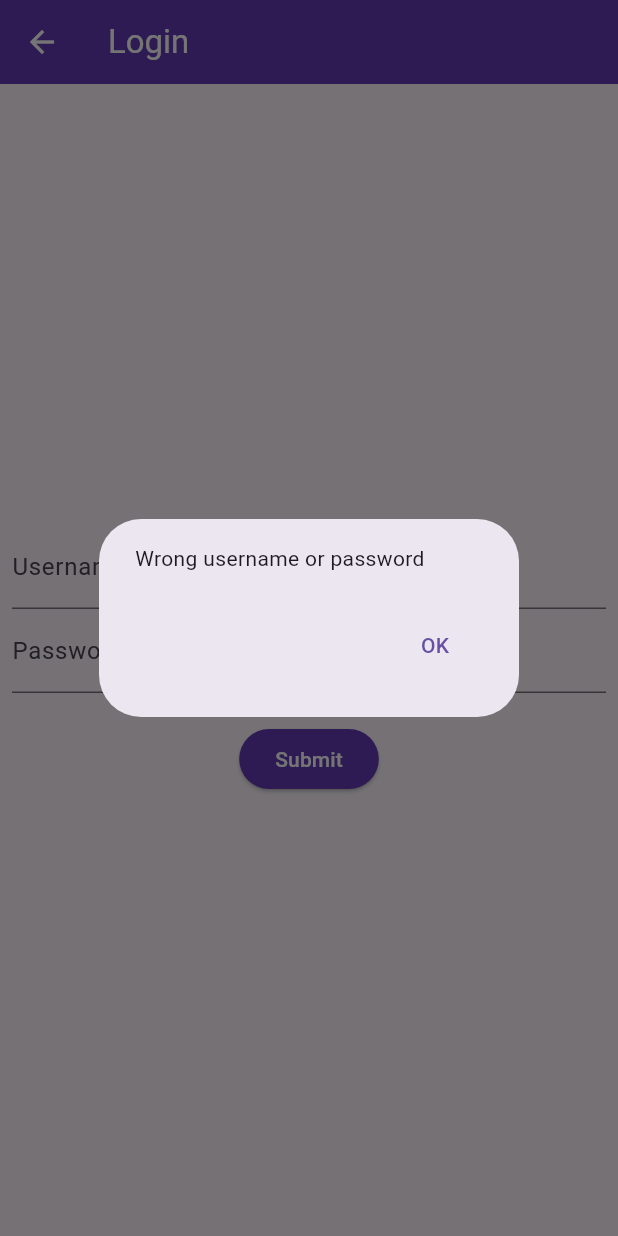
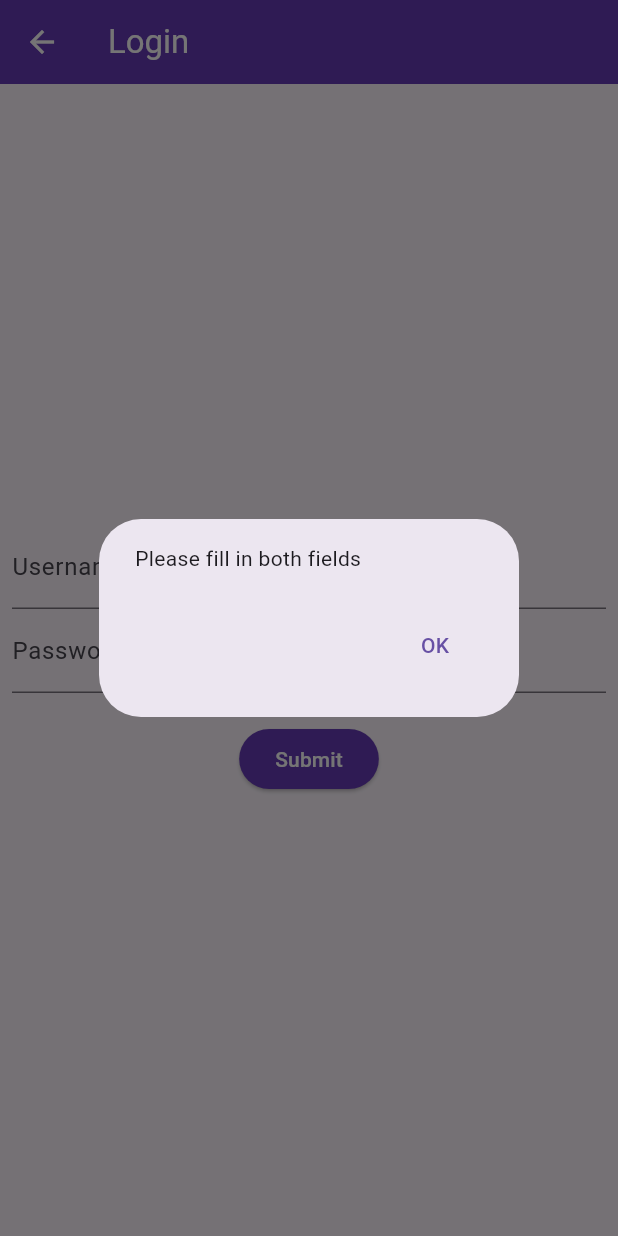
Before and after one commit to sydSeron/interactive_zoo_catalog_using_qr_code_1, a Flutter app: the AdminLogin screen opened directly with empty values, after a tap on "Submit", on a phone screen of 412 x 824 dp. Run offline on Flutter 3.47's test engine with Material 3 defaults, Android fonts, the light colour scheme and no system bars; our stand-ins replace cloud_firestore, firebase_core, firebase_storage, image_picker, permission_handler; missing offline and left inert: bcrypt, mobile_scanner, qrcode_component; accounts and stored records are empty.

Commit message:
admin_login

```diff
--- a/lib/adminlogin.dart
+++ b/lib/adminlogin.dart
@@ -1,19 +1,17 @@
 import 'package:flutter/material.dart';
 import 'accessories.dart';
 import 'adminhome.dart';
+import 'package:cloud_firestore/cloud_firestore.dart';
+import 'package:bcrypt/bcrypt.dart';
 
 class AdminLogin extends StatelessWidget {
-  //Wallpaper
-  final String wallpaper;
+  final String wallpaper; // Wallpaper passed as a parameter
   AdminLogin({Key? key, required this.wallpaper}) : super(key: key);
 
-  @override
-
-  //Consider having encryption with password in the future
-  //Consider firebasing to allow dynamic admin account settings
   final TextEditingController usernameCont = TextEditingController();
   final TextEditingController passwordCont = TextEditingController();
 
+  @override
   Widget build(BuildContext context) {
     String logged = "";
 
@@ -46,16 +44,8 @@ class AdminLogin extends StatelessWidget {
                 ),
                 SizedBox(height: 20),
                 ElevatedButton(
-                  onPressed: () {
-                    if (usernameCont.text == 'admin' && passwordCont.text == '1234') {
-                      logged = usernameCont.text;
-                      Navigator.push(context, MaterialPageRoute(builder: (context) => AdminHome(wallpaper: wallpaper, logged: logged,)));
-                    }
-                    else {
-                      showOKDialog(context, 'Wrong username or password', () {});
-                      usernameCont.clear();
-                      passwordCont.clear();
-                    }
+                  onPressed: () async {
+                    await login(context, usernameCont.text, passwordCont.text);
                   },
                   child: Text('Submit', style: TextStyle(color: Colors.white),),
                   style: ElevatedButton.styleFrom(
@@ -69,4 +59,43 @@ class AdminLogin extends StatelessWidget {
       ),
     );
   }
+
+  Future<void> login(BuildContext context, String username, String password) async {
+    if (username.isEmpty || password.isEmpty) {
+      showOKDialog(context, 'Please fill in both fields', () {});
+      return;
+    }
+
+    try {
+      QuerySnapshot querySnapshot = await FirebaseFirestore.instance
+          .collection('users')
+          .where('username', isEqualTo: username)
+          .get();
+
+      if (querySnapshot.size == 0) {
+        showOKDialog(context, 'No account found with that username.', () {});
+        return;
+      }
+
+      var adminData = querySnapshot.docs[0];
+      String storedHashedPassword = adminData['password'];
+
+      bool isPasswordCorrect = BCrypt.checkpw(password, storedHashedPassword);
+
+      if (isPasswordCorrect) {
+        String logged = username;
+        Navigator.push(
+          context,
+          MaterialPageRoute(
+            builder: (context) => AdminHome(wallpaper: wallpaper, logged: logged),
+          ),
+        );
+      } else {
+        showOKDialog(context, 'Incorrect Password!', () {});
+        passwordCont.clear();
+      }
+    } catch (e) {
+      showOKDialog(context, 'An error occurred: $e', () {});
+    }
+  }
 }
--- a/lib/credits.dart
+++ b/lib/credits.dart
@@ -34,7 +34,7 @@ class _CreditsState extends State<Credits> {
     // Change to AdminLogin later
     if (a == 1 && c == 2 && d == 0) {
       Future.delayed(Duration.zero, () {
-        Navigator.push(context, MaterialPageRoute(builder: (context) => AdminHome(wallpaper: widget.wallpaper, logged: 'admin2')));
+        Navigator.push(context, MaterialPageRoute(builder: (context) => AdminLogin(wallpaper: widget.wallpaper)));
       });
     }
 
--- a/lib/main.dart
+++ b/lib/main.dart
@@ -1,15 +1,22 @@
 import 'package:flutter/material.dart';
 import 'package:flutter/services.dart';
-import 'package:interactive_zoo_catalog_using_qr_code/login_screen.dart';
+import 'package:interactive_zoo_catalog_using_qr_code/login_screen.dart'; // import AdminLogin or whichever screen
 import 'dart:math';
+import 'package:firebase_core/firebase_core.dart'; // Import Firebase Core
 
 import 'qrScan.dart';
 import 'credits.dart';
 
-void main() => runApp(MaterialApp(
-  home: Home(),
-  debugShowCheckedModeBanner: false,
-));
+void main() async{
+  WidgetsFlutterBinding.ensureInitialized();
+  await Firebase.initializeApp();
+
+  runApp(MaterialApp(
+    home: Home(),
+    debugShowCheckedModeBanner: false,
+  ));
+
+}
 
 class Home extends StatefulWidget {
   @override
```
